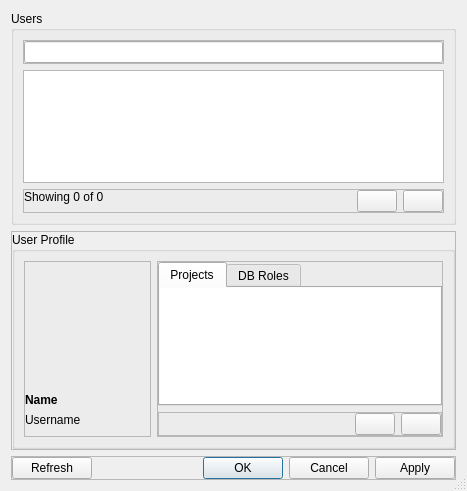
Qt form forms/repodialogusermanager.ui (3drepo/3drepogui) before a commit.
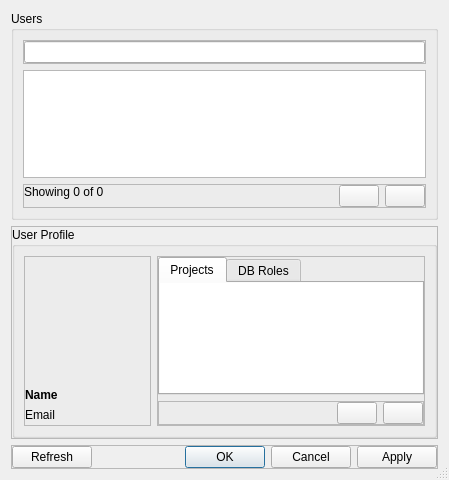
The same form after that commit. Custom widgets are drawn as their Qt base class.

Commit message: Repo User stored in the model in User Manager. Added retrieval of projects. Reworked the UI.

```diff
--- a/forms/repodialogusermanager.ui
+++ b/forms/repodialogusermanager.ui
@@ -6,8 +6,8 @@
    <rect>
     <x>0</x>
     <y>0</y>
-    <width>467</width>
-    <height>491</height>
+    <width>449</width>
+    <height>480</height>
    </rect>
   </property>
   <property name="windowTitle">
@@ -55,6 +55,9 @@
       </item>
       <item>
        <widget class="QTreeView" name="usersTreeView">
+        <property name="alternatingRowColors">
+         <bool>true</bool>
+        </property>
         <property name="sortingEnabled">
          <bool>true</bool>
         </property>
@@ -219,7 +222,7 @@
                <string notr="true"/>
               </property>
               <property name="text">
-               <string>Username</string>
+               <string>Email</string>
               </property>
              </widget>
             </item>
@@ -290,6 +293,15 @@
                   <property name="lineWidth">
                    <number>0</number>
                   </property>
+                  <property name="alternatingRowColors">
+                   <bool>true</bool>
+                  </property>
+                  <property name="selectionMode">
+                   <enum>QAbstractItemView::ExtendedSelection</enum>
+                  </property>
+                  <property name="sortingEnabled">
+                   <bool>true</bool>
+                  </property>
                  </widget>
                 </item>
                </layout>
```
Left out of the diff: 13 changed lines with no effect on the pictures. The commit also changes 2 other files.
